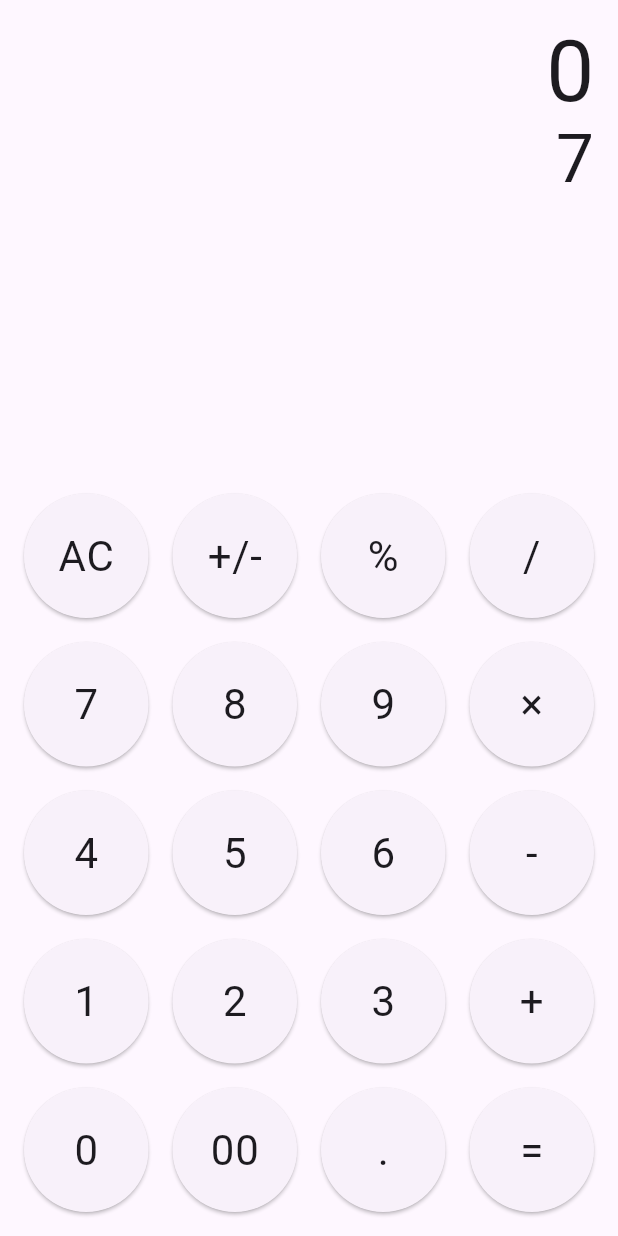
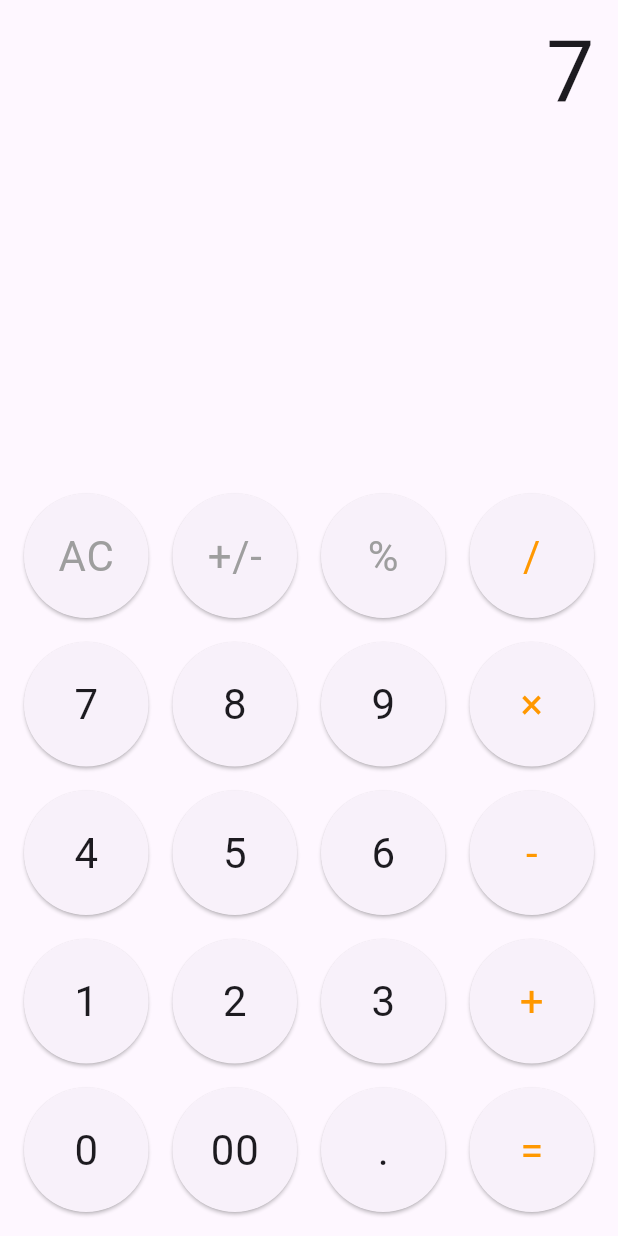
Before and after one commit to abdul-rehman-tps/calculator_flutter, a Flutter app: the screen it shows after launch, after a tap on an icon or button, on a phone screen of 412 x 824 dp. Run offline on Flutter 3.47's test engine with Material 3 defaults, Android fonts, the phone set to English and light mode, and no system bars; our stand-ins replace math_expressions.

Commit message:
Fixed UI and button handling issue

```diff
--- a/lib/ui/screens/my_home_page/my_home_page.dart
+++ b/lib/ui/screens/my_home_page/my_home_page.dart
@@ -1,5 +1,6 @@
 import 'package:calculator_flutter/ui/widgets/my_button.dart';
 import 'package:calculator_flutter/util/util.dart';
+import 'package:flutter/foundation.dart';
 import 'package:flutter/material.dart';
 import 'package:math_expressions/math_expressions.dart';
 
@@ -11,22 +12,23 @@ class MyHomePage extends StatefulWidget {
 }
 
 class _MyHomePageState extends State<MyHomePage> {
-  double _result = 0;
-
   String _expression = '';
+  bool evaluated = false;
 
   void onTap(String buttonText) {
     if (buttonText == 'AC') {
       _expression = '';
-      _result = 0;
     } else if (buttonText == '=') {
       try {
         Parser p = Parser();
-        Expression exp = p.parse(_expression);
+        String parsableExpression = toParsableExpression(_expression);
+        Expression exp = p.parse(parsableExpression);
         ContextModel cm = ContextModel();
-        _result = exp.evaluate(EvaluationType.REAL, cm);
-        _expression = '';
+        _expression =
+            removeDecimalZeroFormat(exp.evaluate(EvaluationType.REAL, cm));
+        evaluated = true;
       } catch (e) {
+        if (kDebugMode) print('Error: $e');
         _expression = 'Error';
       }
     } else if (buttonText == '.') {
@@ -67,6 +69,7 @@ class _MyHomePageState extends State<MyHomePage> {
       } else {
         // Append the operator if the expression does not end with an operator
         _expression += buttonText;
+        evaluated = false;
       }
     } else if (buttonText == '00' || buttonText == '0') {
       // Check if the button is '00'
@@ -79,13 +82,22 @@ class _MyHomePageState extends State<MyHomePage> {
           _expression.endsWith('%')) {
         // Do nothing if the expression ends with an operator
       } else {
-        // Append '00' if the expression does not end with an operator
+        // Append Zeros if the expression does not end with an operator
         _expression += buttonText;
       }
     } else {
-      _expression += buttonText;
+      if (evaluated) {
+        _expression = buttonText;
+        evaluated = false;
+      } else {
+        _expression += buttonText;
+      }
     }
     setState(() {});
+  }
+
+  String toParsableExpression(String displayedExpression) {
+    return displayedExpression.replaceAll('×', '*');
   }
 
   @override
@@ -96,30 +108,17 @@ class _MyHomePageState extends State<MyHomePage> {
           padding: const EdgeInsets.all(16.0),
           child: Column(
             mainAxisSize: MainAxisSize.max,
+            crossAxisAlignment: CrossAxisAlignment.stretch,
             children: [
               Expanded(
-                child: Column(
-                  mainAxisSize: MainAxisSize.min,
-                  children: [
-                    Row(
-                      mainAxisAlignment: MainAxisAlignment.end,
-                      children: [
-                        Text(
-                          removeDecimalZeroFormat(_result),
-                          style: Theme.of(context).textTheme.displayLarge,
-                        ),
-                      ],
-                    ),
-                    Row(
-                      mainAxisAlignment: MainAxisAlignment.end,
-                      children: [
-                        Text(
-                          _expression,
-                          style: Theme.of(context).textTheme.displayMedium,
-                        ),
-                      ],
-                    ),
-                  ],
+                child: SingleChildScrollView(
+                  scrollDirection: Axis.horizontal,
+                  reverse: true,
+                  child: Text(
+                    _expression,
+                    textAlign: TextAlign.end,
+                    style: Theme.of(context).textTheme.displayLarge,
+                  ),
                 ),
               ),
               const SizedBox(height: 16),
@@ -128,10 +127,12 @@ class _MyHomePageState extends State<MyHomePage> {
                 children: [
                   MyButton(
                     buttonText: 'AC',
+                    textColor: Colors.grey,
                     onPressed: () => onTap('AC'),
                   ),
                   MyButton(
                     buttonText: '+/-',
+                    textColor: Colors.grey,
                     onPressed: () {
                       if (_expression.endsWith('+')) {
                         onTap('-');
@@ -142,10 +143,12 @@ class _MyHomePageState extends State<MyHomePage> {
                   ),
                   MyButton(
                     buttonText: '%',
+                    textColor: Colors.grey,
                     onPressed: () => onTap('%'),
                   ),
                   MyButton(
                     buttonText: '/',
+                    textColor: Colors.orange,
                     onPressed: () => onTap('/'),
                   ),
                 ],
@@ -168,6 +171,7 @@ class _MyHomePageState extends State<MyHomePage> {
                   ),
                   MyButton(
                     buttonText: '×',
+                    textColor: Colors.orange,
                     onPressed: () => onTap('×'),
                   ),
                 ],
@@ -190,6 +194,7 @@ class _MyHomePageState extends State<MyHomePage> {
                   ),
                   MyButton(
                     buttonText: '-',
+                    textColor: Colors.orange,
                     onPressed: () => onTap('-'),
                   ),
                 ],
@@ -212,6 +217,7 @@ class _MyHomePageState extends State<MyHomePage> {
                   ),
                   MyButton(
                     buttonText: '+',
+                    textColor: Colors.orange,
                     onPressed: () => onTap('+'),
                   ),
                 ],
@@ -234,6 +240,7 @@ class _MyHomePageState extends State<MyHomePage> {
                   ),
                   MyButton(
                     buttonText: '=',
+                    textColor: Colors.orange,
                     onPressed: () => onTap('='),
                   ),
                 ],
--- a/lib/ui/widgets/my_button.dart
+++ b/lib/ui/widgets/my_button.dart
@@ -4,12 +4,14 @@ class MyButton extends StatelessWidget {
   final double? circleSize;
   final VoidCallback onPressed;
   final String buttonText;
+  final Color? textColor;
 
   const MyButton({
     super.key,
     this.circleSize,
     required this.onPressed,
     required this.buttonText,
+    this.textColor,
   });
 
   @override
@@ -28,7 +30,10 @@ class MyButton extends StatelessWidget {
         ),
         child: Text(
           buttonText,
-          style: Theme.of(context).textTheme.bodyLarge!.copyWith(fontSize: 28),
+          style: Theme.of(context).textTheme.bodyLarge!.copyWith(
+                fontSize: 28,
+                color: textColor,
+              ),
         ),
       ),
     );
```
